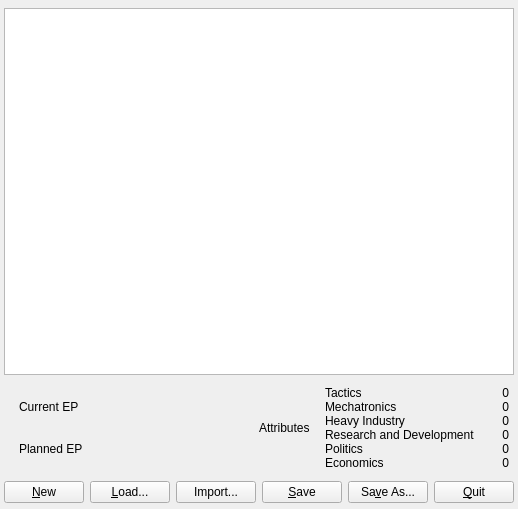
Before: the Qt Designer form src/extensionsview.ui in nnemkin/perpetuum-planner, drawn with Qt 5.
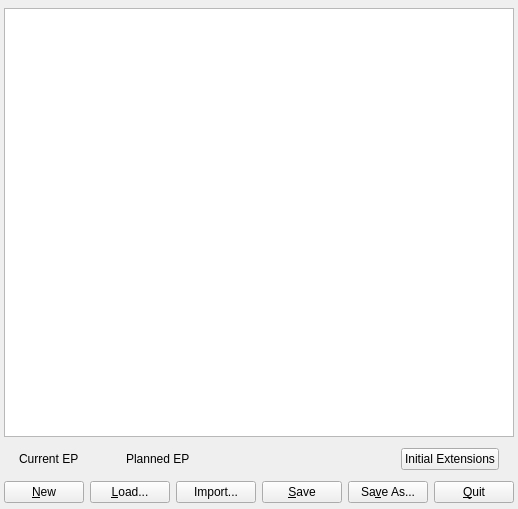
After: the same form once the commit is applied. Custom widgets are drawn as their Qt base class.

Commit message: Removed attributes and sparks. Attribute editor reduced to "Current extensions" editor.

Diff of the .ui file:
```diff
--- a/src/extensionsview.ui
+++ b/src/extensionsview.ui
@@ -61,7 +61,7 @@
     <layout class="QHBoxLayout" name="horizontalLayout_2">
      <item>
       <widget class="QWidget" name="points" native="true">
-       <layout class="QGridLayout" name="gridLayout_2" columnstretch="0,1">
+       <layout class="QGridLayout" name="gridLayout_2" columnstretch="0,0,0,0,0,0,0">
         <property name="leftMargin">
          <number>15</number>
         </property>
@@ -69,7 +69,7 @@
          <number>5</number>
         </property>
         <property name="rightMargin">
-         <number>5</number>
+         <number>15</number>
         </property>
         <property name="bottomMargin">
          <number>5</number>
@@ -97,7 +97,7 @@
           </property>
          </widget>
         </item>
-        <item row="2" column="0" rowspan="2">
+        <item row="0" column="3">
          <widget class="QLabel" name="label_15">
           <property name="text">
            <string>Planned EP</string>
@@ -107,229 +107,51 @@
           </property>
          </widget>
         </item>
-        <item row="2" column="1" rowspan="2">
+        <item row="0" column="6">
+         <widget class="QPushButton" name="buttonAgentDetails">
+          <property name="text">
+           <string>Initial Extensions</string>
+          </property>
+          <property name="role" stdset="0">
+           <string notr="true">dialog-button</string>
+          </property>
+         </widget>
+        </item>
+        <item row="0" column="4">
          <widget class="QLabel" name="labelPlannedPoints">
           <property name="textFormat">
            <enum>Qt::RichText</enum>
           </property>
          </widget>
         </item>
-       </layout>
-      </widget>
-     </item>
-     <item>
-      <widget class="QWidget" name="attributes" native="true">
-       <property name="minimumSize">
-        <size>
-         <width>270</width>
-         <height>0</height>
-        </size>
-       </property>
-       <property name="toolTip">
-        <string>Click to edit</string>
-       </property>
-       <layout class="QGridLayout" name="gridLayout">
-        <property name="leftMargin">
-         <number>15</number>
-        </property>
-        <property name="topMargin">
-         <number>5</number>
-        </property>
-        <property name="rightMargin">
-         <number>5</number>
-        </property>
-        <property name="bottomMargin">
-         <number>5</number>
-        </property>
-        <property name="horizontalSpacing">
-         <number>15</number>
-        </property>
-        <property name="verticalSpacing">
-         <number>0</number>
-        </property>
-        <item row="4" column="1">
-         <widget class="QLabel" name="label">
-          <property name="text">
-           <string extracomment="attributeE">Politics</string>
+        <item row="0" column="5">
+         <spacer name="horizontalSpacer_3">
+          <property name="orientation">
+           <enum>Qt::Horizontal</enum>
           </property>
-          <property name="role" stdset="0">
-           <string notr="true">name</string>
+          <property name="sizeHint" stdset="0">
+           <size>
+            <width>40</width>
+            <height>20</height>
+           </size>
           </property>
-         </widget>
-        </item>
-        <item row="3" column="1">
-         <widget class="QLabel" name="label_2">
-          <property name="text">
-           <string extracomment="attributeD">Research and Development</string>
-          </property>
-          <property name="role" stdset="0">
-           <string notr="true">name</string>
-          </property>
-         </widget>
-        </item>
-        <item row="2" column="1">
-         <widget class="QLabel" name="label_3">
-          <property name="text">
-           <string extracomment="attributeC">Heavy Industry</string>
-          </property>
-          <property name="role" stdset="0">
-           <string notr="true">name</string>
-          </property>
-         </widget>
-        </item>
-        <item row="1" column="1">
-         <widget class="QLabel" name="label_4">
-          <property name="text">
-           <string extracomment="attributeB">Mechatronics</string>
-          </property>
-          <property name="role" stdset="0">
-           <string notr="true">name</string>
-          </property>
-         </widget>
-        </item>
-        <item row="0" column="1">
-         <widget class="QLabel" name="label_5">
-          <property name="text">
-           <string extracomment="attributeA">Tactics</string>
-          </property>
-          <property name="role" stdset="0">
-           <string notr="true">name</string>
-          </property>
-         </widget>
-        </item>
-        <item row="5" column="1">
-         <widget class="QLabel" name="label_6">
-          <property name="text">
-           <string extracomment="attributeF">Economics</string>
-          </property>
-          <property name="role" stdset="0">
-           <string notr="true">name</string>
-          </property>
-         </widget>
+         </spacer>
         </item>
         <item row="0" column="2">
-         <widget class="QLabel" name="label_7">
-          <property name="minimumSize">
-           <size>
-            <width>15</width>
-            <height>0</height>
-           </size>
+         <spacer name="horizontalSpacer_4">
+          <property name="orientation">
+           <enum>Qt::Horizontal</enum>
           </property>
-          <property name="text">
-           <string notr="true">0</string>
+          <property name="sizeType">
+           <enum>QSizePolicy::Fixed</enum>
           </property>
-          <property name="alignment">
-           <set>Qt::AlignRight|Qt::AlignTrailing|Qt::AlignVCenter</set>
-          </property>
-          <property name="index" stdset="0">
-           <number>0</number>
-          </property>
-         </widget>
-        </item>
-        <item row="1" column="2">
-         <widget class="QLabel" name="label_8">
-          <property name="minimumSize">
+          <property name="sizeHint" stdset="0">
            <size>
-            <width>15</width>
-            <height>0</height>
+            <width>10</width>
+            <height>10</height>
            </size>
           </property>
-          <property name="text">
-           <string notr="true">0</string>
-          </property>
-          <property name="alignment">
-           <set>Qt::AlignRight|Qt::AlignTrailing|Qt::AlignVCenter</set>
-          </property>
-          <property name="index" stdset="0">
-           <number>1</number>
-          </property>
-         </widget>
-        </item>
-        <item row="2" column="2">
-         <widget class="QLabel" name="label_9">
-          <property name="minimumSize">
-           <size>
-            <width>15</width>
-            <height>0</height>
-           </size>
-          </property>
-          <property name="text">
-           <string notr="true">0</string>
-          </property>
-          <property name="alignment">
-           <set>Qt::AlignRight|Qt::AlignTrailing|Qt::AlignVCenter</set>
-          </property>
-          <property name="index" stdset="0">
-           <number>2</number>
-          </property>
-         </widget>
-        </item>
-        <item row="3" column="2">
-         <widget class="QLabel" name="label_10">
-          <property name="minimumSize">
-           <size>
-            <width>15</width>
-            <height>0</height>
-           </size>
-          </property>
-          <property name="text">
-           <string notr="true">0</string>
-          </property>
-          <property name="alignment">
-           <set>Qt::AlignRight|Qt::AlignTrailing|Qt::AlignVCenter</set>
-          </property>
-          <property name="index" stdset="0">
-           <number>3</number>
-          </property>
-         </widget>
-        </item>
-        <item row="4" column="2">
-         <widget class="QLabel" name="label_11">
-          <property name="minimumSize">
-           <size>
-            <width>15</width>
-            <height>0</height>
-           </size>
-          </property>
-          <property name="text">
-           <string notr="true">0</string>
-          </property>
-          <property name="alignment">
-           <set>Qt::AlignRight|Qt::AlignTrailing|Qt::AlignVCenter</set>
-          </property>
-          <property name="index" stdset="0">
-           <number>4</number>
-          </property>
-         </widget>
-        </item>
-        <item row="5" column="2">
-         <widget class="QLabel" name="label_12">
-          <property name="minimumSize">
-           <size>
-            <width>15</width>
-            <height>0</height>
-           </size>
-          </property>
-          <property name="text">
-           <string notr="true">0</string>
-          </property>
-          <property name="alignment">
-           <set>Qt::AlignRight|Qt::AlignTrailing|Qt::AlignVCenter</set>
-          </property>
-          <property name="index" stdset="0">
-           <number>5</number>
-          </property>
-         </widget>
-        </item>
-        <item row="0" column="0" rowspan="6">
-         <widget class="QLabel" name="label_16">
-          <property name="text">
-           <string extracomment="extension_attributes">Attributes</string>
-          </property>
-          <property name="role" stdset="0">
-           <string notr="true">header</string>
-          </property>
-         </widget>
+         </spacer>
         </item>
        </layout>
       </widget>
```
Left out of the diff: 16 changed lines with no effect on the pictures. The commit also changes 21 other files.
